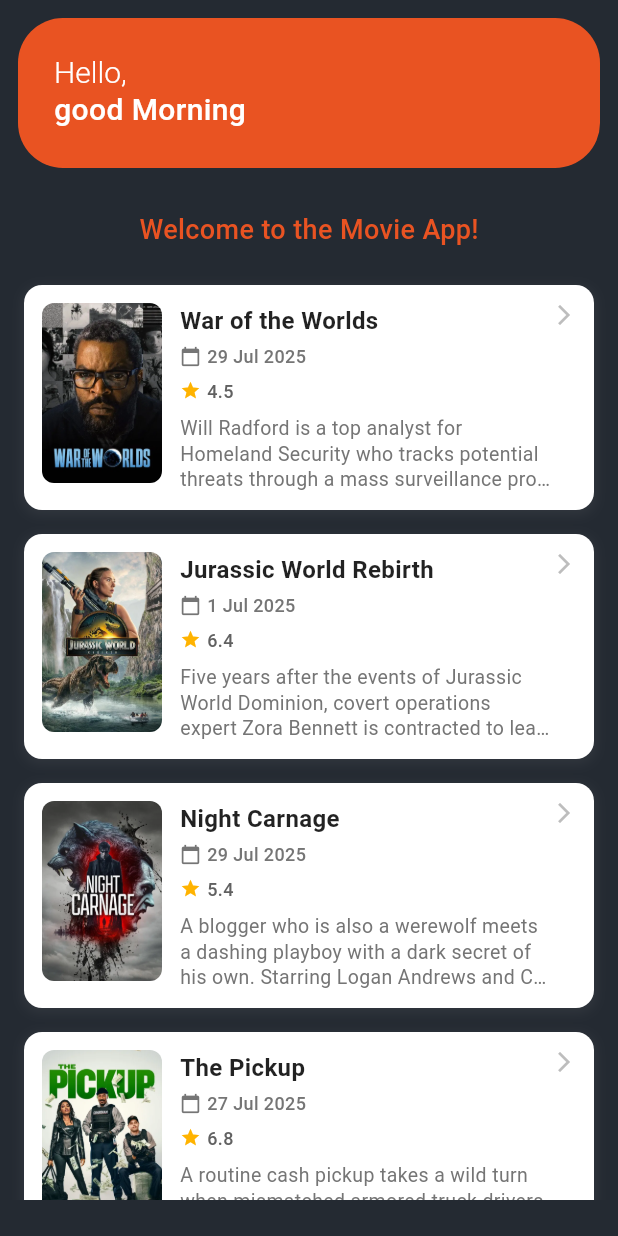
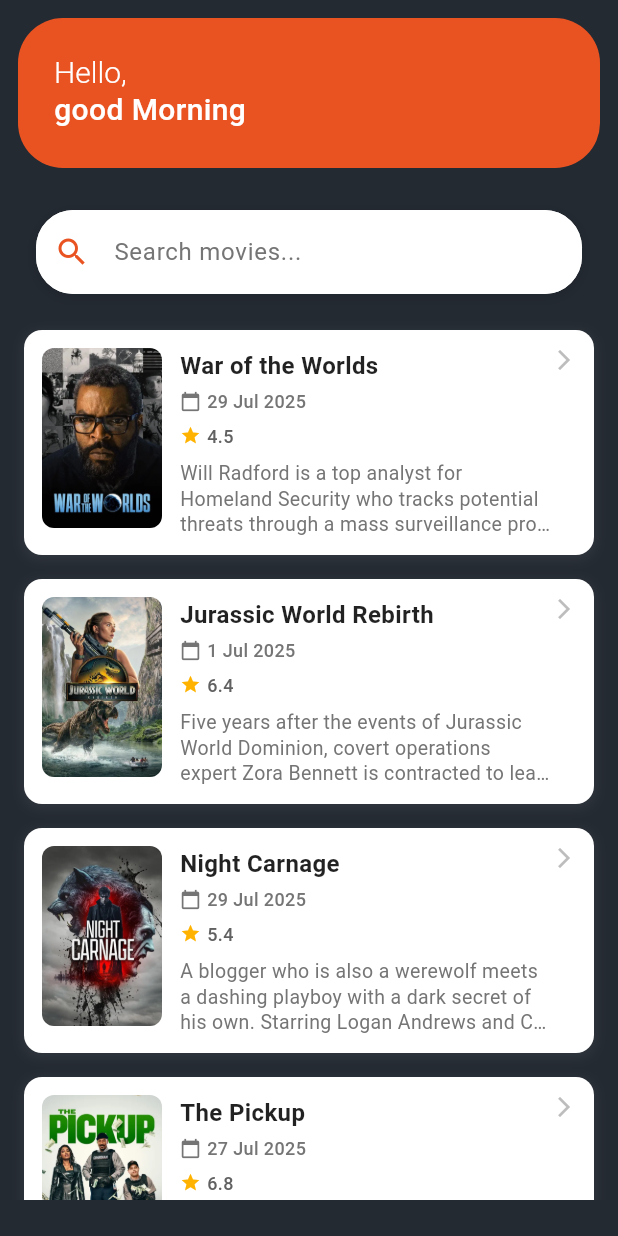
Before and after one commit to Abikayusri/FlutterTaskThreeUdacoding, a Flutter app: the HomeScreen screen opened directly with empty values, on a phone screen of 412 x 824 dp. Run offline on Flutter 3.47's test engine with Material 3 defaults, Android fonts, the phone set to English and light mode, and no system bars.

Commit message:
[Feature] add search widget

```diff
--- a/lib/model/movie_list.dart
+++ b/lib/model/movie_list.dart
@@ -48,7 +48,7 @@ class MovieModel {
   };
 }
 
-final List movieList = [
+final List<MovieModel> movieList = [
   MovieModel(
     backdropPath: "assets/images/backdrop/ic_backdrop1.jpg",
     overview:
--- a/lib/presentation/home/home_screen.dart
+++ b/lib/presentation/home/home_screen.dart
@@ -1,14 +1,52 @@
 import 'package:flutter/material.dart';
 import 'package:task_3/model/movie_list.dart';
 import 'package:task_3/presentation/home/movie_card.dart';
+import 'package:task_3/static/navigation_route.dart';
+import 'package:task_3/style/colors/app_colors.dart';
 
-import '../../static/navigation_route.dart';
-import '../../style/colors/app_colors.dart';
-
-class HomeScreen extends StatelessWidget {
+class HomeScreen extends StatefulWidget {
   final String username;
 
   const HomeScreen({super.key, required this.username});
+
+  @override
+  State<HomeScreen> createState() => _HomeScreenState();
+}
+
+class _HomeScreenState extends State<HomeScreen> {
+  final TextEditingController _searchController = TextEditingController();
+  List<MovieModel> _filteredMovies = [];
+
+  @override
+  void initState() {
+    super.initState();
+    _filteredMovies = List.from(movieList);
+    _searchController.addListener(_onSearchChanged);
+  }
+
+  @override
+  void dispose() {
+    _searchController.removeListener(_onSearchChanged);
+    _searchController.dispose();
+    super.dispose();
+  }
+
+  void _onSearchChanged() {
+    final query = _searchController.text.toLowerCase();
+    setState(() {
+      if (query.isEmpty) {
+        _filteredMovies = List.from(movieList);
+      } else {
+        _filteredMovies = movieList.where((movie) {
+          final titleMatch =
+              movie.title?.toLowerCase().contains(query) ?? false;
+          final overviewMatch =
+              movie.overview?.toLowerCase().contains(query) ?? false;
+          return titleMatch || overviewMatch;
+        }).toList();
+      }
+    });
+  }
 
   @override
   Widget build(BuildContext context) {
@@ -44,8 +82,8 @@ class HomeScreen extends StatelessWidget {
                               ),
                               children: [
                                 TextSpan(
-                                  text: username,
-                                  style: TextStyle(
+                                  text: widget.username,
+                                  style: const TextStyle(
                                     color: Colors.orangeAccent,
                                     fontSize: 22,
                                     fontWeight: FontWeight.bold,
@@ -54,7 +92,7 @@ class HomeScreen extends StatelessWidget {
                               ],
                             ),
                           ),
-                          Text(
+                          const Text(
                             "good Morning",
                             style: TextStyle(
                               fontSize: 20,
@@ -71,33 +109,96 @@ class HomeScreen extends StatelessWidget {
             ),
           ),
 
+          const SizedBox(height: 16),
+
           Padding(
             padding: const EdgeInsets.symmetric(horizontal: 24),
-            child: Column(
-              children: [
+            child: Container(
+              decoration: BoxDecoration(
+                color: Colors.white,
+                borderRadius: BorderRadius.circular(25),
+                boxShadow: [
+                  BoxShadow(
+                    color: Colors.black.withOpacity(0.1),
+                    spreadRadius: 1,
+                    blurRadius: 6,
+                    offset: const Offset(0, 2),
+                  ),
+                ],
+              ),
+              child: TextField(
+                controller: _searchController,
+                style: const TextStyle(fontSize: 16, color: Colors.black87),
+                decoration: InputDecoration(
+                  hintText: "Search movies...",
+                  hintStyle: TextStyle(color: Colors.grey[600], fontSize: 16),
+                  prefixIcon: Icon(
+                    Icons.search,
+                    color: AppColors.primaryOrange,
+                    size: 24,
+                  ),
+                  suffixIcon: _searchController.text.isNotEmpty
+                      ? IconButton(
+                          onPressed: () {
+                            _searchController.clear();
+                          },
+                          icon: Icon(
+                            Icons.clear,
+                            color: Colors.grey[600],
+                            size: 20,
+                          ),
+                        )
+                      : null,
+                  border: OutlineInputBorder(
+                    borderRadius: BorderRadius.circular(25),
+                    borderSide: BorderSide.none,
+                  ),
+                  focusedBorder: OutlineInputBorder(
+                    borderRadius: BorderRadius.circular(25),
+                    borderSide: BorderSide(
+                      color: AppColors.primaryOrange,
+                      width: 2,
+                    ),
+                  ),
+                  contentPadding: const EdgeInsets.symmetric(
+                    horizontal: 20,
+                    vertical: 16,
+                  ),
+                  filled: true,
+                  fillColor: Colors.white,
+                ),
+              ),
+            ),
+          ),
+
           const SizedBox(height: 16),
 
-                Center(
-                  child: Text(
-                    "Welcome to the Movie App!",
+          if (_searchController.text.isNotEmpty)
+            Padding(
+              padding: const EdgeInsets.symmetric(horizontal: 24),
+              child: Row(
+                children: [
+                  Text(
+                    "Found ${_filteredMovies.length} movie${_filteredMovies.length != 1 ? 's' : ''}",
                     style: TextStyle(
-                      fontSize: 18,
+                      fontSize: 14,
+                      color: Colors.grey[400],
                       fontWeight: FontWeight.w500,
-                      color: AppColors.primaryOrange,
-                    ),
                     ),
                   ),
                 ],
               ),
             ),
 
-          SizedBox(height: 16),
+          if (_searchController.text.isNotEmpty) const SizedBox(height: 8),
 
           Expanded(
-            child: ListView.builder(
-              itemCount: movieList.length,
+            child: _filteredMovies.isEmpty && _searchController.text.isNotEmpty
+                ? _buildNoResultsWidget()
+                : ListView.builder(
+                    itemCount: _filteredMovies.length,
                     itemBuilder: (context, index) {
-                final movie = movieList[index];
+                      final movie = _filteredMovies[index];
 
                       return MovieCard(
                         movie: movie,
@@ -113,7 +214,32 @@ class HomeScreen extends StatelessWidget {
                   ),
           ),
 
-          SizedBox(height: 24),
+          const SizedBox(height: 24),
+        ],
+      ),
+    );
+  }
+
+  Widget _buildNoResultsWidget() {
+    return Center(
+      child: Column(
+        mainAxisAlignment: MainAxisAlignment.center,
+        children: [
+          Icon(Icons.search_off, size: 64, color: Colors.grey[400]),
+          const SizedBox(height: 16),
+          Text(
+            "No movies found",
+            style: TextStyle(
+              fontSize: 18,
+              fontWeight: FontWeight.w600,
+              color: Colors.grey[600],
+            ),
+          ),
+          const SizedBox(height: 8),
+          Text(
+            "Try searching with different keywords",
+            style: TextStyle(fontSize: 14, color: Colors.grey[500]),
+          ),
         ],
       ),
     );
```
Lines whose indentation alone changed are shown as unchanged.
